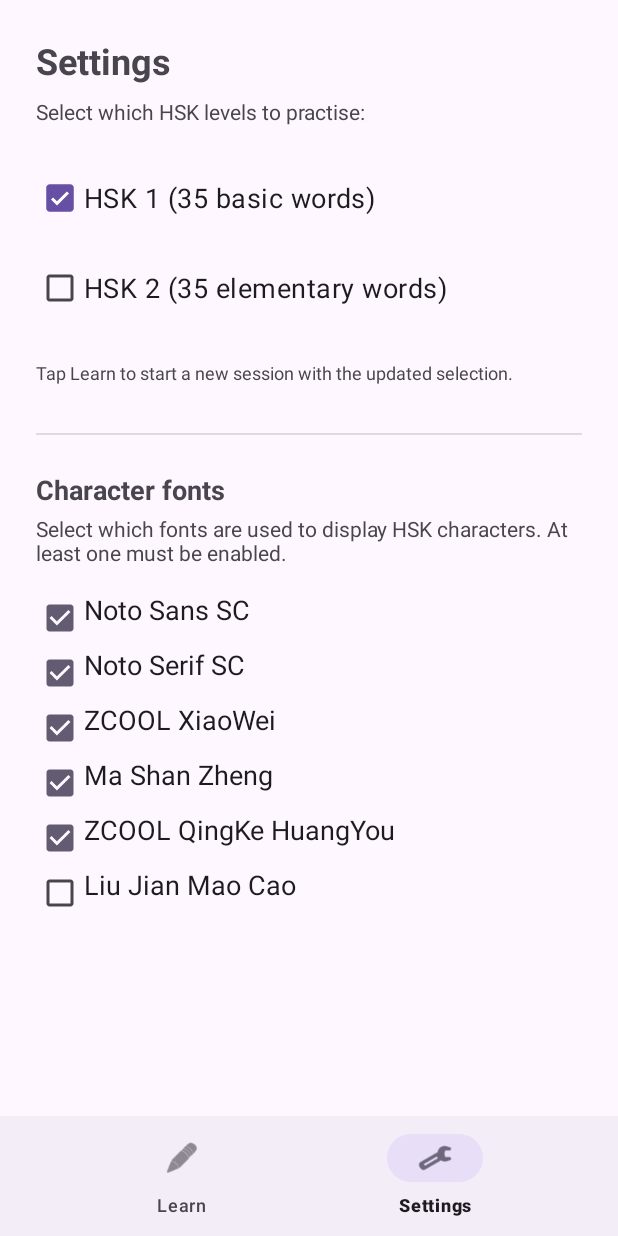
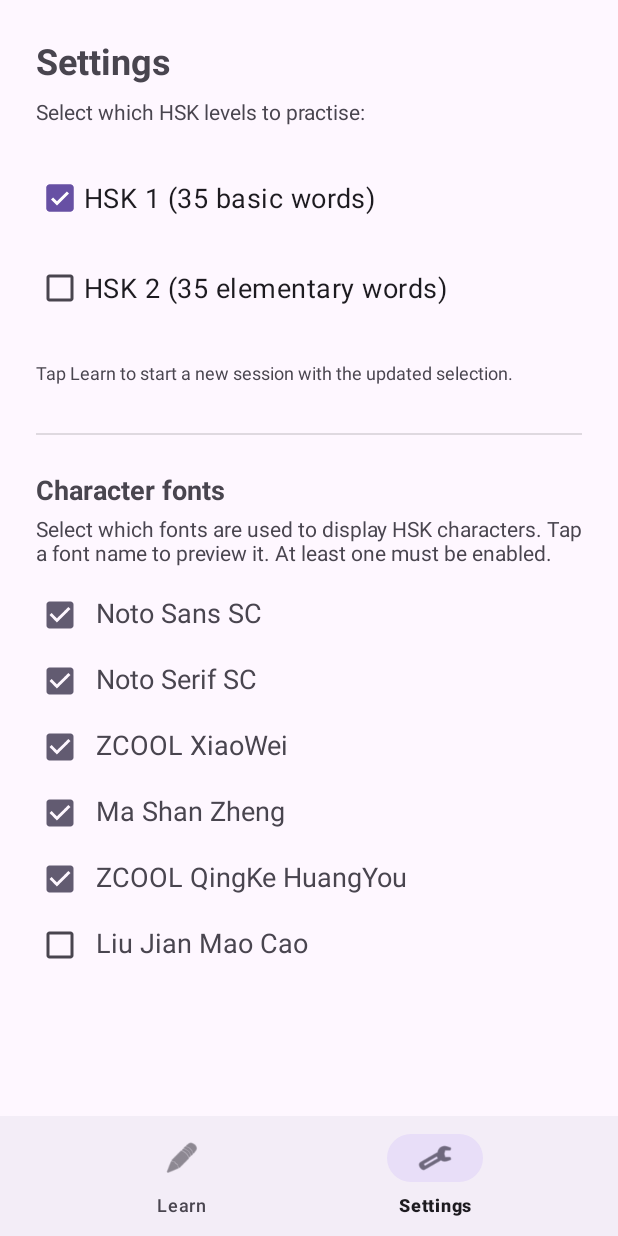
Before and after one commit to laufbanane2-create/hsk-learning, an Android app: the screen it shows after launch (MainActivity), item 2 of the bottom bar chosen, on a phone screen of 412 x 824 dp. Run offline under Robolectric (Android 15) with nearby library versions, the phone set to English and light mode, and no system bars; 2 statements that could not run were skipped.

Commit message:
feat: show font preview dialog when tapping a font name in settings
Agent-Logs-Url: https://github.com/laufbanane2-create/hsk-learning/sessions/f54a5370-d180-4995-9233-587ff53b058a

Co-authored-by: laufbanane2-create <272852210+laufbanane2-create@users.noreply.github.com>

```diff
--- a/app/src/main/java/com/laufbanane2/hsklearning/ui/settings/SettingsFragment.kt
+++ b/app/src/main/java/com/laufbanane2/hsklearning/ui/settings/SettingsFragment.kt
@@ -1,14 +1,23 @@
 package com.laufbanane2.hsklearning.ui.settings
 
 import android.content.Context
+import android.graphics.Typeface
 import android.os.Bundle
+import android.os.Handler
+import android.os.Looper
 import android.view.LayoutInflater
 import android.view.View
 import android.view.ViewGroup
 import android.widget.CheckBox
+import android.widget.LinearLayout
+import android.widget.TextView
 import android.widget.Toast
+import androidx.appcompat.app.AlertDialog
+import androidx.core.provider.FontRequest
+import androidx.core.provider.FontsContractCompat
 import androidx.fragment.app.Fragment
 import com.laufbanane2.hsklearning.R
+import com.laufbanane2.hsklearning.data.ChineseFont
 import com.laufbanane2.hsklearning.data.ChineseFonts
 import com.laufbanane2.hsklearning.databinding.FragmentSettingsBinding
 
@@ -50,17 +59,27 @@ class SettingsFragment : Fragment() {
         binding.checkboxHsk1.setOnClickListener(saveListener)
         binding.checkboxHsk2.setOnClickListener(saveListener)
 
-        // Build font checkboxes dynamically from the shared font list.
+        // Build font rows dynamically: [CheckBox] [tappable font-name label]
+        val density = resources.displayMetrics.density
+        val rowBottomMargin = (12 * density).toInt()
+
         ChineseFonts.ALL.forEach { font ->
+            val row = LinearLayout(requireContext()).apply {
+                orientation = LinearLayout.HORIZONTAL
+                layoutParams = LinearLayout.LayoutParams(
+                    LinearLayout.LayoutParams.MATCH_PARENT,
+                    LinearLayout.LayoutParams.WRAP_CONTENT
+                ).also { it.bottomMargin = rowBottomMargin }
+            }
+
             val checkbox = CheckBox(requireContext()).apply {
-                text = font.displayName
-                textSize = 18f
+                tag = font.key
                 isChecked = ChineseFonts.isEnabled(prefs, font)
-                val bottom = (12 * resources.displayMetrics.density).toInt()
-                setPadding(paddingLeft, paddingTop, paddingRight, bottom)
-
+                layoutParams = LinearLayout.LayoutParams(
+                    LinearLayout.LayoutParams.WRAP_CONTENT,
+                    LinearLayout.LayoutParams.WRAP_CONTENT
+                )
                 setOnClickListener {
-                    // Count checkboxes that are currently checked (after this click).
                     val enabledCount = ChineseFonts.ALL.count { f ->
                         binding.groupFontCheckboxes.findViewWithTag<CheckBox>(f.key)?.isChecked == true
                     }
@@ -75,11 +94,73 @@ class SettingsFragment : Fragment() {
                     }
                     prefs.edit().putBoolean(font.key, isChecked).apply()
                 }
+            }
 
-                tag = font.key
+            val label = TextView(requireContext()).apply {
+                text = font.displayName
+                textSize = 18f
+                layoutParams = LinearLayout.LayoutParams(
+                    0,
+                    LinearLayout.LayoutParams.WRAP_CONTENT,
+                    1f
+                ).also { it.marginStart = (8 * density).toInt() }
+                // Tapping the label toggles the checkbox AND shows the preview.
+                setOnClickListener {
+                    showFontPreview(font)
+                }
             }
-            binding.groupFontCheckboxes.addView(checkbox)
+
+            row.addView(checkbox)
+            row.addView(label)
+            binding.groupFontCheckboxes.addView(row)
         }
+    }
+
+    private fun showFontPreview(font: ChineseFont) {
+        val context = requireContext()
+        val sampleText = getString(R.string.font_preview_sample)
+        val dialogTitle = "${font.displayName} — ${getString(R.string.font_preview_title)}"
+
+        // Build the preview TextView shown inside the dialog.
+        val previewView = TextView(context).apply {
+            val pad = (24 * resources.displayMetrics.density).toInt()
+            setPadding(pad, pad, pad, pad)
+            textSize = 32f
+            text = getString(R.string.font_preview_loading)
+        }
+
+        val dialog = AlertDialog.Builder(context)
+            .setTitle(dialogTitle)
+            .setView(previewView)
+            .setPositiveButton(android.R.string.ok, null)
+            .show()
+
+        // Load the font asynchronously; update the preview when ready.
+        val request = FontRequest(
+            "com.google.android.gms.fonts",
+            "com.google.android.gms",
+            font.googleQuery,
+            R.array.com_google_android_gms_fonts_certs
+        )
+        val handler = Handler(Looper.getMainLooper())
+        FontsContractCompat.requestFont(
+            context,
+            request,
+            object : FontsContractCompat.FontRequestCallback() {
+                override fun onTypefaceRetrieved(typeface: Typeface) {
+                    if (dialog.isShowing) {
+                        previewView.typeface = typeface
+                        previewView.text = sampleText
+                    }
+                }
+                override fun onTypefaceRequestFailed(reason: Int) {
+                    if (dialog.isShowing) {
+                        previewView.text = sampleText
+                    }
+                }
+            },
+            handler
+        )
     }
 
     override fun onDestroyView() {
--- a/app/src/main/res/values/strings.xml
+++ b/app/src/main/res/values/strings.xml
@@ -26,6 +26,9 @@
     <string name="hsk2_label">HSK 2 (35 elementary words)</string>
     <string name="settings_note">Tap Learn to start a new session with the updated selection.</string>
     <string name="settings_fonts_title">Character fonts</string>
-    <string name="settings_fonts_subtitle">Select which fonts are used to display HSK characters. At least one must be enabled.</string>
+    <string name="settings_fonts_subtitle">Select which fonts are used to display HSK characters. Tap a font name to preview it. At least one must be enabled.</string>
     <string name="toast_font_min_one">Please keep at least one font enabled.</string>
+    <string name="font_preview_title">Font preview</string>
+    <string name="font_preview_sample">我在学习汉语。</string>
+    <string name="font_preview_loading">Loading font…</string>
 </resources>
```
